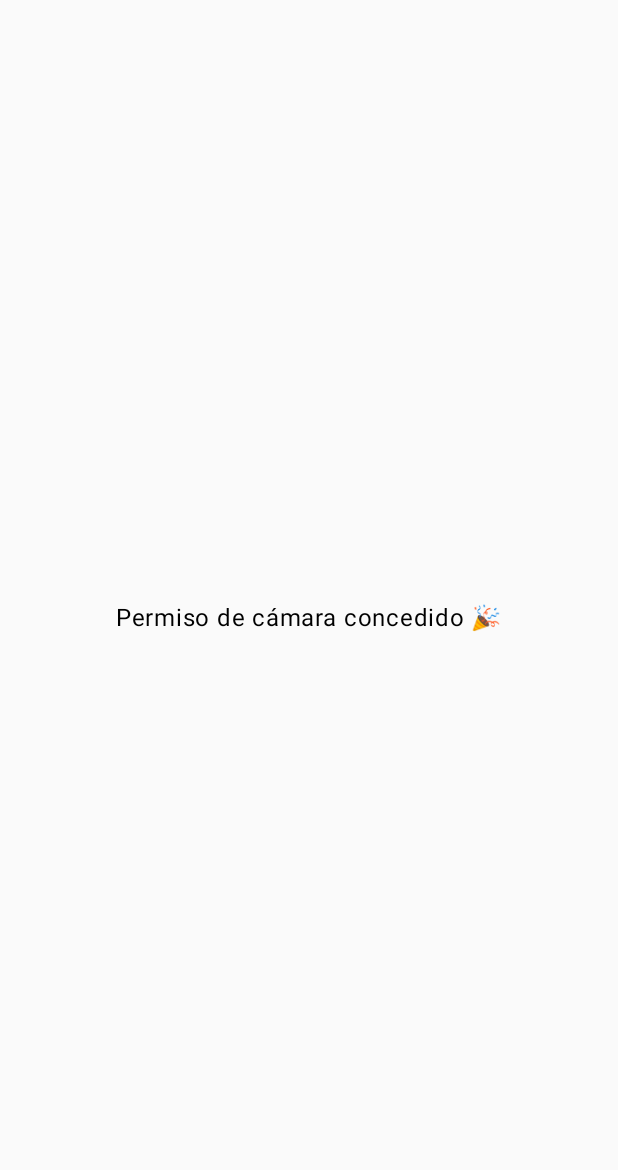
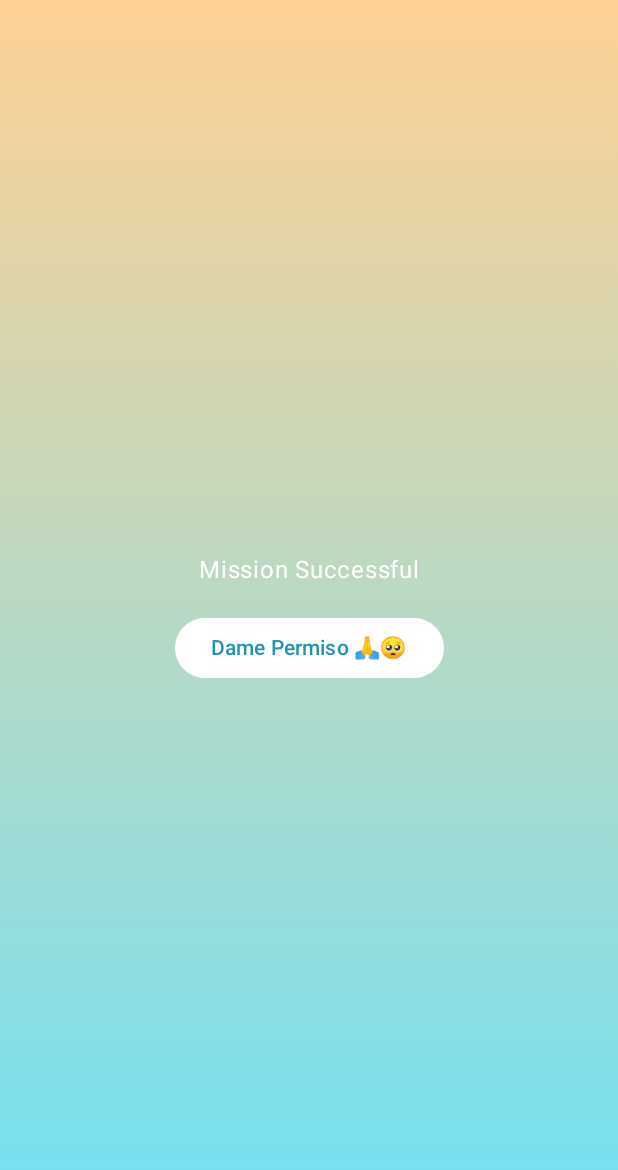
Before and after one commit to AFCTT/Taller2_Aplicacion_Photo, an Android app built with Jetpack Compose: the screen it shows after launch (MainActivity), on a phone screen of 412 x 824 dp. Before the commit the part shown is almost empty. Shown: the top 1170 px of the screen. Run offline under Robolectric (Android 15) with nearby library versions, the phone set to English and light mode, and no system bars.

Commit message:
Re modificación

```diff
--- a/app/build.gradle.kts
+++ b/app/build.gradle.kts
@@ -40,7 +40,7 @@ android {
 }
 
 dependencies {
-
+    implementation("com.google.accompanist:accompanist-permissions:0.37.2")
     implementation(libs.androidx.core.ktx)
     implementation(libs.androidx.lifecycle.runtime.ktx)
     implementation(libs.androidx.activity.compose)
--- a/app/src/main/java/com/example/taller2_aplicacion_photobooth/Camara.kt
+++ /dev/null
@@ -1,85 +0,0 @@
-package com.example.taller2_aplicacion_photobooth
-
-import android.app.Activity
-import android.content.pm.PackageManager
-import android.os.Bundle
-import androidx.activity.ComponentActivity
-import androidx.activity.compose.rememberLauncherForActivityResult
-import androidx.activity.compose.setContent
-import androidx.activity.enableEdgeToEdge
-import androidx.activity.result.contract.ActivityResultContracts
-import androidx.compose.foundation.background
-import androidx.compose.foundation.layout.Box
-import androidx.compose.foundation.layout.Column
-import androidx.compose.foundation.layout.fillMaxSize
-import androidx.compose.foundation.layout.padding
-import androidx.compose.material3.Scaffold
-import androidx.compose.material3.Text
-import androidx.compose.runtime.Composable
-import androidx.compose.runtime.mutableStateOf
-import androidx.compose.ui.Alignment
-import androidx.compose.ui.Modifier
-import androidx.compose.ui.graphics.Color
-import androidx.compose.ui.platform.LocalContext
-import androidx.core.content.ContextCompat
-import android.Manifest
-import androidx.compose.foundation.layout.*
-import androidx.compose.material3.Button
-import androidx.compose.material3.MaterialTheme
-import androidx.compose.runtime.*
-import androidx.compose.ui.text.style.TextAlign
-import androidx.compose.ui.unit.dp
-
-
-@Composable
-fun Camara() {
-    val context = LocalContext.current
-    //val activity = context as Activity
-    var hasCameraPermission by remember {
-        mutableStateOf(ContextCompat.checkSelfPermission(context, Manifest.permission.CAMERA) == PackageManager.PERMISSION_GRANTED)
-    }
-
-    val launcher = rememberLauncherForActivityResult(
-        contract = ActivityResultContracts.RequestPermission()
-    ) { isGranted ->
-        hasCameraPermission = isGranted
-    }
-
-    if (hasCameraPermission) {
-        // Aquí iría tu contenido normal de la app
-        Box(
-            modifier = Modifier.fillMaxSize(),
-            contentAlignment = Alignment.Center
-        ) {
-            Text("Permiso de cámara concedido 🎉")
-        }
-    } else {
-        // Mostrar la pantalla completa solicitando permiso
-        Box(
-            modifier = Modifier
-                .fillMaxSize()
-                .background(Color(0xFFECECEC)),
-            contentAlignment = Alignment.Center
-        ) {
-            Column(
-                horizontalAlignment = Alignment.CenterHorizontally,
-                verticalArrangement = Arrangement.Center,
-                modifier = Modifier.padding(24.dp)
-            ) {
-                Text(
-                    text = "Esta app necesita permiso de cámara para funcionar correctamente.",
-                    style = MaterialTheme.typography.bodyLarge,
-                    textAlign = TextAlign.Center
-                )
-                Spacer(modifier = Modifier.height(16.dp))
-                Button(
-                    onClick = {
-                        launcher.launch(Manifest.permission.CAMERA)
-                    }
-                ) {
-                    Text("Conceder permiso")
-                }
-            }
-        }
-    }
-}
--- /dev/null
+++ b/app/src/main/java/com/example/taller2_aplicacion_photobooth/CameraPermissionScreen.kt
@@ -0,0 +1,76 @@
+package com.example.taller2_aplicacion_photobooth
+
+import android.R.attr.text
+import android.graphics.Color
+import androidx.compose.foundation.background
+import androidx.compose.foundation.layout.Arrangement
+import androidx.compose.foundation.layout.Box
+import androidx.compose.foundation.layout.Column
+import androidx.compose.foundation.layout.Spacer
+import androidx.compose.foundation.layout.fillMaxSize
+import androidx.compose.foundation.layout.height
+import androidx.compose.foundation.layout.padding
+import androidx.compose.material3.Button
+import androidx.compose.material3.ButtonDefaults
+import androidx.compose.material3.MaterialTheme
+import androidx.compose.material3.Text
+import androidx.compose.runtime.Composable
+import androidx.compose.runtime.LaunchedEffect
+import androidx.compose.runtime.remember
+import androidx.compose.ui.Alignment
+import androidx.compose.ui.Modifier
+import androidx.compose.ui.graphics.Brush
+import androidx.compose.ui.unit.dp
+import com.google.accompanist.permissions.ExperimentalPermissionsApi
+import com.google.accompanist.permissions.isGranted
+import com.google.accompanist.permissions.rememberPermissionState
+import com.google.accompanist.permissions.shouldShowRationale
+
+
+
+@OptIn(ExperimentalPermissionsApi::class)
+@Composable
+fun CameraPermissionScreen (){
+    val permissionState=rememberPermissionState(permission = android.Manifest.permission.CAMERA)
+
+    Box(
+        modifier = Modifier.fillMaxSize().background(
+            Brush.verticalGradient(
+                colors = listOf(
+                    _root_ide_package_.androidx.compose.ui.graphics
+                        .Color(0xFFFFD194),
+                    _root_ide_package_.androidx.compose.ui.graphics
+                        .Color(0xFF70E1F5))
+        )),
+        contentAlignment = Alignment.Center
+    ){
+        Column(
+            horizontalAlignment = Alignment.CenterHorizontally,
+            verticalArrangement = Arrangement.Center,
+            modifier= Modifier.padding(24.dp))
+        {
+            Text(
+                text = when{
+                    permissionState.status.isGranted -> "Mission Successful"
+                    permissionState.status.shouldShowRationale -> "Necesito el permiso para poder tomar las fotos que necesitass!! >:v "
+
+                    else -> "✨Acepta los permisos para poder empezar ✨"
+                },
+                style= MaterialTheme.typography.bodyLarge,
+                color = androidx.compose.ui.graphics.Color.White,
+            )
+            Spacer(modifier = Modifier.height(16.dp))
+            Button(onClick = {
+                permissionState.launchPermissionRequest()
+            },
+                colors = ButtonDefaults.buttonColors(
+                    containerColor = androidx.compose.ui.graphics.Color.White,
+                    contentColor = _root_ide_package_.androidx.compose.ui.graphics.Color(0xFF2193b0)
+                )
+            ){
+                Text(text = "Dame Permiso 🙏🥺")
+            }
+        }
+    }
+
+}
--- a/app/src/main/java/com/example/taller2_aplicacion_photobooth/MainActivity.kt
+++ b/app/src/main/java/com/example/taller2_aplicacion_photobooth/MainActivity.kt
@@ -18,9 +18,7 @@ class MainActivity : ComponentActivity() {
         super.onCreate(savedInstanceState)
         enableEdgeToEdge()
         setContent {
-            Taller2_Aplicacion_PhotoboothTheme {
-                Camara()
-            }
+            CameraPermissionScreen()
         }
     }
 }
```
